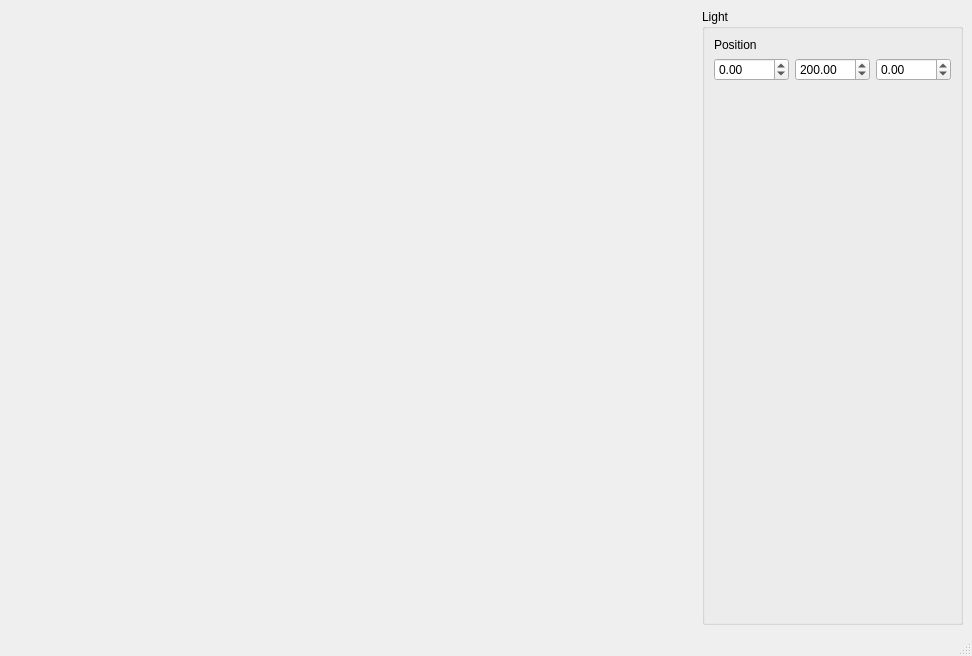
This is ui/MainWindow.ui in jw0z96/Masterclass-VXGI-Sponza as Qt 5 draws it before an edit. The edited form follows.
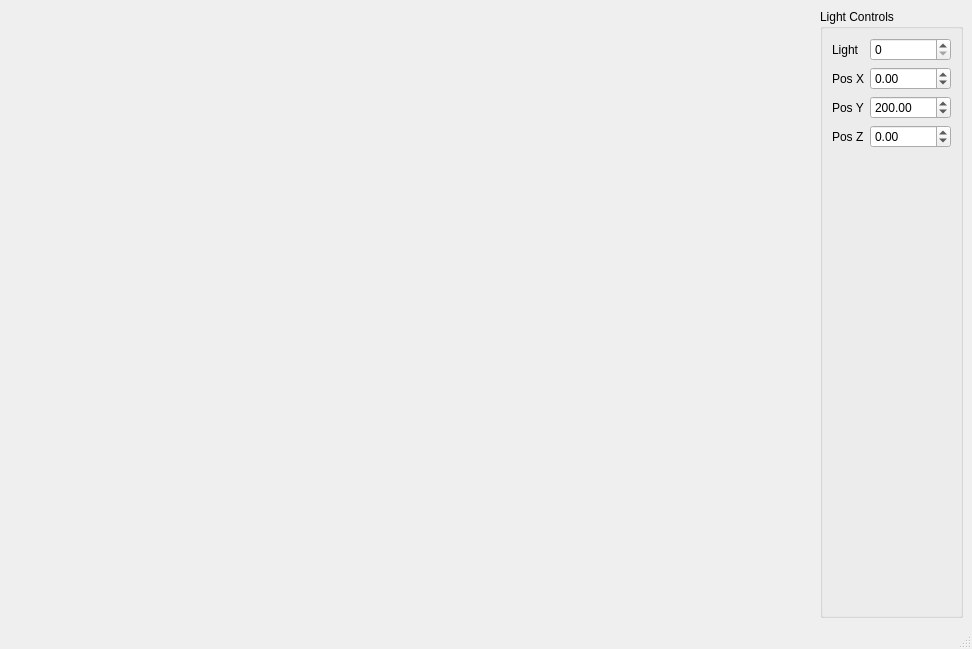
This is the edited form.

Commit message: added nicer light positioning gui

Diff of the .ui file:
```diff
--- a/ui/MainWindow.ui
+++ b/ui/MainWindow.ui
@@ -7,7 +7,7 @@
     <x>0</x>
     <y>0</y>
     <width>972</width>
-    <height>656</height>
+    <height>649</height>
    </rect>
   </property>
   <property name="windowTitle">
@@ -18,59 +18,10 @@
     <item row="0" column="1">
      <widget class="QGroupBox" name="s_transformGB">
       <property name="title">
-       <string>Light</string>
+       <string>Light Controls</string>
       </property>
       <layout class="QGridLayout" name="gridLayout">
-       <item row="0" column="0">
-        <widget class="QLabel" name="lightPositionLabel">
-         <property name="text">
-          <string>Position</string>
-         </property>
-        </widget>
-       </item>
-       <item row="1" column="0">
-        <widget class="QDoubleSpinBox" name="lightPositionX">
-         <property name="minimum">
-          <double>-1000.000000000000000</double>
-         </property>
-         <property name="maximum">
-          <double>1000.000000000000000</double>
-         </property>
-         <property name="singleStep">
-          <double>20.000000000000000</double>
-         </property>
-        </widget>
-       </item>
-       <item row="1" column="2">
-        <widget class="QDoubleSpinBox" name="lightPositionZ">
-         <property name="minimum">
-          <double>-1000.000000000000000</double>
-         </property>
-         <property name="maximum">
-          <double>1000.000000000000000</double>
-         </property>
-         <property name="singleStep">
-          <double>20.000000000000000</double>
-         </property>
-        </widget>
-       </item>
-       <item row="1" column="1">
-        <widget class="QDoubleSpinBox" name="lightPositionY">
-         <property name="minimum">
-          <double>-1000.000000000000000</double>
-         </property>
-         <property name="maximum">
-          <double>1000.000000000000000</double>
-         </property>
-         <property name="singleStep">
-          <double>20.000000000000000</double>
-         </property>
-         <property name="value">
-          <double>200.000000000000000</double>
-         </property>
-        </widget>
-       </item>
-       <item row="2" column="0">
+       <item row="6" column="0">
         <spacer name="verticalSpacer">
          <property name="orientation">
           <enum>Qt::Vertical</enum>
@@ -83,6 +34,95 @@
          </property>
         </spacer>
        </item>
+       <item row="0" column="2">
+        <widget class="QSpinBox" name="lightIndexSpinBox">
+         <property name="maximum">
+          <number>4</number>
+         </property>
+        </widget>
+       </item>
+       <item row="3" column="2">
+        <widget class="QDoubleSpinBox" name="lightPositionX">
+         <property name="decimals">
+          <number>2</number>
+         </property>
+         <property name="minimum">
+          <double>-10000.000000000000000</double>
+         </property>
+         <property name="maximum">
+          <double>10000.000000000000000</double>
+         </property>
+         <property name="singleStep">
+          <double>20.000000000000000</double>
+         </property>
+         <property name="value">
+          <double>0.000000000000000</double>
+         </property>
+        </widget>
+       </item>
+       <item row="4" column="2">
+        <widget class="QDoubleSpinBox" name="lightPositionY">
+         <property name="decimals">
+          <number>2</number>
+         </property>
+         <property name="minimum">
+          <double>-10000.000000000000000</double>
+         </property>
+         <property name="maximum">
+          <double>10000.000000000000000</double>
+         </property>
+         <property name="singleStep">
+          <double>20.000000000000000</double>
+         </property>
+         <property name="value">
+          <double>200.000000000000000</double>
+         </property>
+        </widget>
+       </item>
+       <item row="5" column="2">
+        <widget class="QDoubleSpinBox" name="lightPositionZ">
+         <property name="decimals">
+          <number>2</number>
+         </property>
+         <property name="minimum">
+          <double>-10000.000000000000000</double>
+         </property>
+         <property name="maximum">
+          <double>10000.000000000000000</double>
+         </property>
+         <property name="singleStep">
+          <double>20.000000000000000</double>
+         </property>
+        </widget>
+       </item>
+       <item row="0" column="0">
+        <widget class="QLabel" name="lightPositionLabel_2">
+         <property name="text">
+          <string>Light</string>
+         </property>
+        </widget>
+       </item>
+       <item row="3" column="0">
+        <widget class="QLabel" name="lightPositionLabel_1">
+         <property name="text">
+          <string>Pos X</string>
+         </property>
+        </widget>
+       </item>
+       <item row="4" column="0">
+        <widget class="QLabel" name="lightPositionLabel_3">
+         <property name="text">
+          <string>Pos Y</string>
+         </property>
+        </widget>
+       </item>
+       <item row="5" column="0">
+        <widget class="QLabel" name="lightPositionLabel_4">
+         <property name="text">
+          <string>Pos Z</string>
+         </property>
+        </widget>
+       </item>
       </layout>
      </widget>
     </item>
```
The commit also changes 6 other files.
